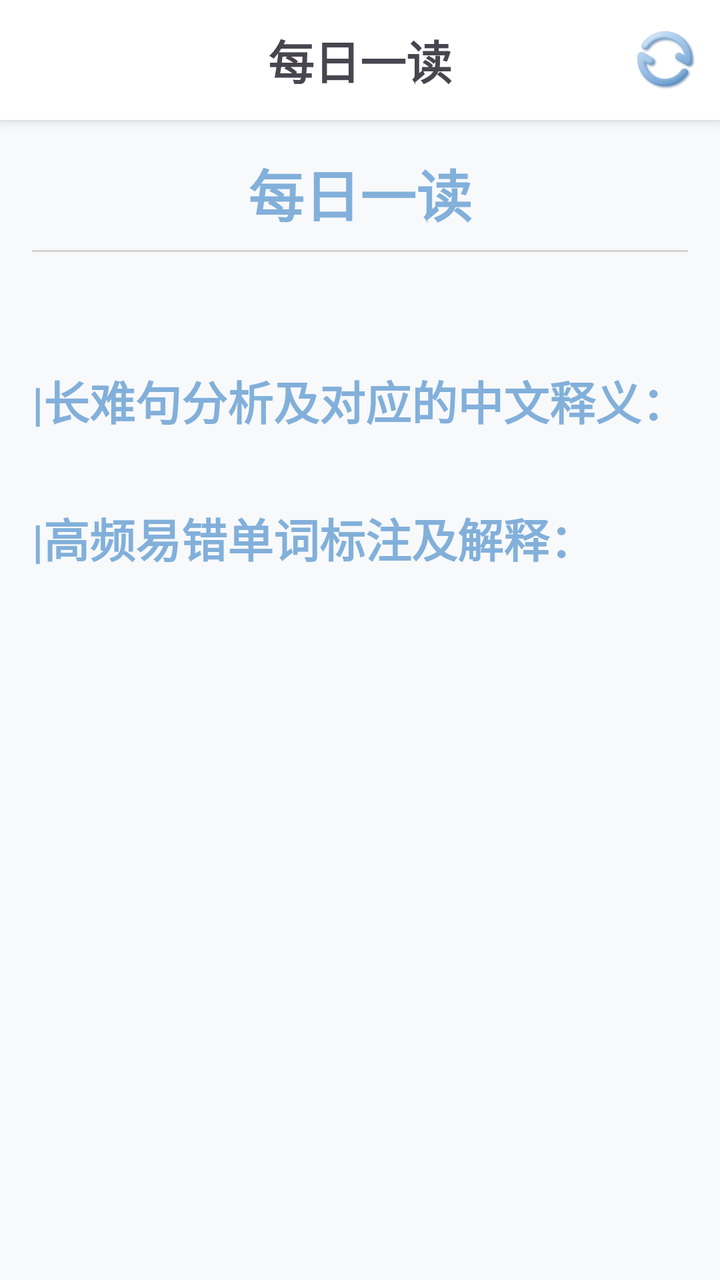
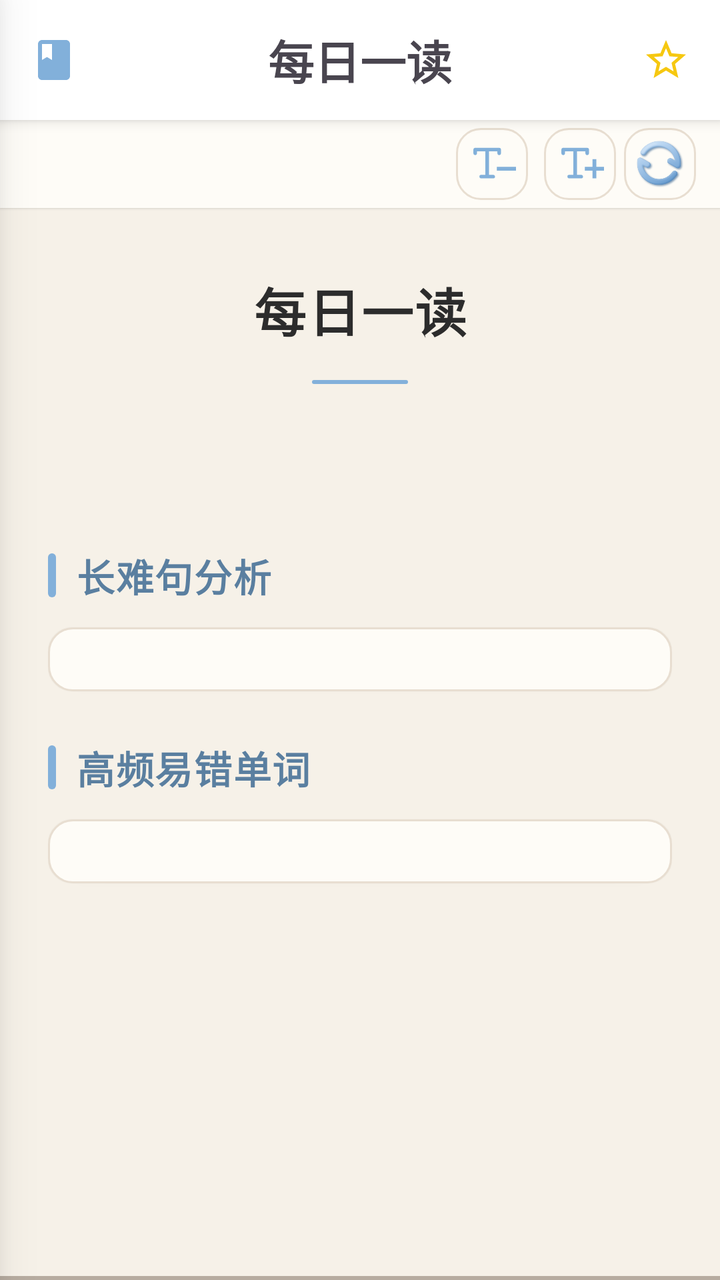

Two renders of the same Android screen: before a commit and after it. Below are the layout's source before the change and the commit's diff.
<!-- AndroidManifest.xml: application theme Theme.Memory -->
<!-- res/layout/fragment_daily_reading.xml -->
<?xml version="1.0" encoding="utf-8"?>
<LinearLayout xmlns:android="http://schemas.android.com/apk/res/android"
              android:layout_width="match_parent"
              android:layout_height="match_parent"
              android:orientation="vertical"
>

    <LinearLayout
        android:id="@+id/title_bar"
        android:layout_width="match_parent"
        android:layout_height="60dp"
        android:orientation="horizontal"
        android:background="@color/white"
        android:padding="8dp"
        android:elevation="4dp">

        <LinearLayout
            android:layout_width="0dp"
            android:layout_height="match_parent"
            android:visibility="invisible"
            android:layout_weight="1"
            android:orientation="horizontal"
            android:padding="4dp">

            <ImageButton
                android:id="@+id/btn_plan"
                android:layout_width="30dp"
                android:layout_height="30dp"
                android:src="@drawable/program_revisions"
                android:background="@null"
                android:scaleType="centerInside"
                android:layout_gravity="center_vertical"
                android:textSize="14sp"
            />


        </LinearLayout>

        <TextView
                android:id="@+id/tv_day_count"
                android:layout_width="0dp"
                android:layout_height="wrap_content"
                android:text="每日一读"
                android:layout_weight="1"
                android:gravity="center"
                android:layout_gravity="center"
                android:textSize="23sp"
                android:textStyle="bold"/>


        <LinearLayout
            android:layout_width="0dp"
            android:layout_height="match_parent"
            android:layout_weight="1"
            android:orientation="horizontal"
            android:gravity="end|center_vertical"
            android:padding="4dp">

            <ImageButton
                android:id="@+id/btn_refresh"
                android:layout_width="30dp"
                android:layout_height="30dp"
                android:src="@drawable/refresh"
                android:background="@null"
                android:scaleType="centerInside"
                android:layout_gravity="center_vertical"
                android:textSize="14sp"/>

        </LinearLayout>

    </LinearLayout>

    <LinearLayout
        android:layout_width="match_parent"
        android:layout_height="match_parent"
        android:orientation="vertical"
        android:padding="16dp"
        android:background="@color/theme_surface"
    >

        <TextView
            android:id="@+id/markdown_title_view"
            android:layout_width="match_parent"
            android:layout_height="wrap_content"
            android:textStyle="bold"
            android:gravity="center"
            android:textColor="@color/theme_color"
            android:text="每日一读"
            android:textSize="28sp"/>

        <View
            android:layout_width="match_parent"
            android:layout_height="1dp"
            android:background="@color/light_gray"
            android:layout_marginVertical="8dp"/>


        <ScrollView android:layout_width="match_parent" android:layout_height="match_parent"
                    android:scrollbars="vertical">
            <LinearLayout
                android:layout_width="match_parent"
                android:layout_height="match_parent"
                android:gravity="center"
                android:orientation="vertical">

                <TextView
                    android:id="@+id/markdown_content_view"
                    android:layout_width="match_parent"
                    android:layout_height="wrap_content"
                    android:gravity="start"
                    android:textSize="22sp"
                    android:textColor="@color/dark_gray"/>
                <TextView
                    android:id="@+id/markdown_sentenceAnalysis_title"
                    android:layout_width="match_parent"
                    android:layout_height="wrap_content"
                    android:text="|长难句分析及对应的中文释义："
                    android:gravity="start"
                    android:layout_marginTop="20dp"
                    android:layout_marginBottom="15dp"
                    android:textSize="23sp"
                    android:textStyle="bold"
                    android:textColor="@color/theme_color"
                />
                <LinearLayout
                    android:id="@+id/markdown_sentenceAnalysis_container"
                    android:layout_width="match_parent"
                    android:layout_height="wrap_content"
                    android:orientation="vertical"
                    android:gravity="start"/>
                <TextView
                    android:id="@+id/markdown_highFrequencyWords_title"
                    android:layout_width="match_parent"
                    android:layout_height="wrap_content"
                    android:gravity="start"
                    android:layout_marginTop="20dp"
                    android:layout_marginBottom="15dp"
                    android:text="|高频易错单词标注及解释："
                    android:textSize="23sp"
                    android:textStyle="bold"
                    android:textColor="@color/theme_color"/>
                <LinearLayout
                    android:id="@+id/markdown_highFrequencyWords_container"
                    android:layout_width="match_parent"
                    android:layout_height="wrap_content"
                    android:orientation="vertical"
                    android:gravity="start"/>

                <ProgressBar
                    android:id="@+id/loading_progress_bar"
                    android:layout_width="60dp"
                    android:layout_height="60dp"
                    android:layout_gravity="center"
                    android:indeterminate="true"
                />
            </LinearLayout>
        </ScrollView>
    </LinearLayout>
</LinearLayout>
<!-- resources referenced by this layout -->
<resources>
  <color name="dark_gray">#808080</color>
  <color name="light_gray">#FFD3D3D3</color>
  <color name="theme_color">#FF82B0DA</color>
  <!-- drawable program_revisions: png bitmap (drawable, 49896 bytes) -->
  <!-- unchanged entries left out for length: 12 -->
</resources>

<!-- the commit's change to res/layout/fragment_daily_reading.xml (unified diff, before → after) -->
@@ -1,10 +1,17 @@
 <?xml version="1.0" encoding="utf-8"?>
-<LinearLayout xmlns:android="http://schemas.android.com/apk/res/android"
-              android:layout_width="match_parent"
-              android:layout_height="match_parent"
-              android:orientation="vertical"
->
-
+<FrameLayout xmlns:android="http://schemas.android.com/apk/res/android"
+    android:layout_width="match_parent"
+    android:layout_height="match_parent">
+
+    
+    <LinearLayout
+        android:id="@+id/main_content"
+        android:layout_width="match_parent"
+        android:layout_height="match_parent"
+        android:orientation="vertical"
+        android:background="@color/reader_bg">
+
+    
     <LinearLayout
         android:id="@+id/title_bar"
         android:layout_width="match_parent"
@@ -17,36 +24,44 @@
         <LinearLayout
             android:layout_width="0dp"
             android:layout_height="match_parent"
-            android:visibility="invisible"
             android:layout_weight="1"
             android:orientation="horizontal"
             android:padding="4dp">
 
+            
             <ImageButton
-                android:id="@+id/btn_plan"
+                android:id="@+id/btn_history"
                 android:layout_width="30dp"
                 android:layout_height="30dp"
-                android:src="@drawable/program_revisions"
+                android:src="@drawable/baseline_book_24"
                 android:background="@null"
                 android:scaleType="centerInside"
                 android:layout_gravity="center_vertical"
-                android:textSize="14sp"
-            />
-
-
+                android:contentDescription="收藏夹" />
+
+            
+            <ImageButton
+                android:id="@+id/btn_back_today"
+                android:layout_width="30dp"
+                android:layout_height="30dp"
+                android:src="@drawable/back"
+                android:background="@null"
+                android:scaleType="centerInside"
+                android:layout_gravity="center_vertical"
+                android:visibility="gone"
+                android:contentDescription="返回今日文章" />
         </LinearLayout>
 
         <TextView
-                android:id="@+id/tv_day_count"
-                android:layout_width="0dp"
-                android:layout_height="wrap_content"
-                android:text="每日一读"
-                android:layout_weight="1"
-                android:gravity="center"
-                android:layout_gravity="center"
-                android:textSize="23sp"
-                android:textStyle="bold"/>
-
+            android:id="@+id/tv_day_count"
+            android:layout_width="0dp"
+            android:layout_height="wrap_content"
+            android:text="每日一读"
+            android:layout_weight="1"
+            android:gravity="center"
+            android:layout_gravity="center"
+            android:textSize="23sp"
+            android:textStyle="bold" />
 
         <LinearLayout
             android:layout_width="0dp"
@@ -57,103 +72,328 @@
             android:padding="4dp">
 
             <ImageButton
-                android:id="@+id/btn_refresh"
+                android:id="@+id/btn_favorite"
                 android:layout_width="30dp"
                 android:layout_height="30dp"
-                android:src="@drawable/refresh"
+                android:src="@drawable/baseline_star_border_24"
                 android:background="@null"
                 android:scaleType="centerInside"
                 android:layout_gravity="center_vertical"
-                android:textSize="14sp"/>
-
+                android:contentDescription="收藏文章" />
         </LinearLayout>
-
     </LinearLayout>
 
+    
     <LinearLayout
-        android:layout_width="match_parent"
-        android:layout_height="match_parent"
-        android:orientation="vertical"
-        android:padding="16dp"
-        android:background="@color/theme_surface"
-    >
-
+        android:id="@+id/reading_toolbar"
+        android:layout_width="match_parent"
+        android:layout_height="44dp"
+        android:orientation="horizontal"
+        android:background="@color/reader_card_bg"
+        android:gravity="center_vertical"
+        android:paddingStart="20dp"
+        android:paddingEnd="12dp"
+        android:elevation="1dp">
+
+        
         <TextView
-            android:id="@+id/markdown_title_view"
+            android:id="@+id/tv_reading_time"
+            android:layout_width="0dp"
+            android:layout_height="wrap_content"
+            android:layout_weight="1"
+            android:text=""
+            android:textSize="13sp"
+            android:textColor="@color/reader_text_secondary" />
+
+        
+        <ImageButton
+            android:id="@+id/btn_font_decrease"
+            android:layout_width="36dp"
+            android:layout_height="36dp"
+            android:src="@drawable/ic_reader_font_decrease"
+            android:background="@drawable/bg_reader_card"
+            android:scaleType="centerInside"
+            android:contentDescription="缩小字号"
+            android:layout_marginEnd="8dp" />
+
+        
+        <ImageButton
+            android:id="@+id/btn_font_increase"
+            android:layout_width="36dp"
+            android:layout_height="36dp"
+            android:src="@drawable/ic_reader_font_increase"
+            android:background="@drawable/bg_reader_card"
+            android:scaleType="centerInside"
+            android:contentDescription="放大字号"
+            android:layout_marginEnd="4dp" />
+
+        
+        <ImageButton
+            android:id="@+id/btn_refresh"
+            android:layout_width="36dp"
+            android:layout_height="36dp"
+            android:src="@drawable/refresh"
+            android:background="@drawable/bg_reader_card"
+            android:scaleType="centerInside"
+            android:padding="6dp"
+            android:contentDescription="刷新文章" />
+    </LinearLayout>
+
+    
+    <ScrollView
+        android:id="@+id/scroll_view"
+        android:layout_width="match_parent"
+        android:layout_height="0dp"
+        android:layout_weight="1"
+        android:scrollbars="none"
+        android:fadingEdge="vertical"
+        android:fadingEdgeLength="32dp"
+        android:requiresFadingEdge="vertical">
+
+        <LinearLayout
             android:layout_width="match_parent"
             android:layout_height="wrap_content"
-            android:textStyle="bold"
-            android:gravity="center"
-            android:textColor="@color/theme_color"
-            android:text="每日一读"
-            android:textSize="28sp"/>
-
-        <View
-            android:layout_width="match_parent"
-            android:layout_height="1dp"
-            android:background="@color/light_gray"
-            android:layout_marginVertical="8dp"/>
-
-
-        <ScrollView android:layout_width="match_parent" android:layout_height="match_parent"
-                    android:scrollbars="vertical">
+            android:orientation="vertical"
+            android:paddingStart="24dp"
+            android:paddingEnd="24dp"
+            android:paddingTop="32dp"
+            android:paddingBottom="48dp">
+
+            
+            <TextView
+                android:id="@+id/markdown_title_view"
+                android:layout_width="match_parent"
+                android:layout_height="wrap_content"
+                android:gravity="center"
+                android:text="每日一读"
+                android:textSize="26sp"
+                android:textStyle="bold"
+                android:textColor="@color/reader_text"
+                android:lineSpacingExtra="8dp"
+                android:letterSpacing="0.03" />
+
+            
+            <View
+                android:layout_width="48dp"
+                android:layout_height="2dp"
+                android:layout_gravity="center"
+                android:layout_marginTop="16dp"
+                android:layout_marginBottom="24dp"
+                android:background="@drawable/bg_section_accent_bar" />
+
+            
+            <TextView
+                android:id="@+id/markdown_content_view"
+                android:layout_width="match_parent"
+                android:layout_height="wrap_content"
+                android:gravity="start"
+                android:textSize="19sp"
+                android:textColor="@color/reader_text"
+                android:lineSpacingExtra="10dp"
+                android:layout_marginBottom="32dp" />
+
+            
             <LinearLayout
                 android:layout_width="match_parent"
-                android:layout_height="match_parent"
-                android:gravity="center"
-                android:orientation="vertical">
-
-                <TextView
-                    android:id="@+id/markdown_content_view"
-                    android:layout_width="match_parent"
-                    android:layout_height="wrap_content"
-                    android:gravity="start"
-                    android:textSize="22sp"
-                    android:textColor="@color/dark_gray"/>
+                android:layout_height="wrap_content"
+                android:orientation="horizontal"
+                android:layout_marginBottom="12dp"
+                android:gravity="center_vertical">
+
+                <View
+                    android:layout_width="4dp"
+                    android:layout_height="22dp"
+                    android:layout_marginEnd="10dp"
+                    android:background="@drawable/bg_section_accent_bar" />
+
                 <TextView
                     android:id="@+id/markdown_sentenceAnalysis_title"
-                    android:layout_width="match_parent"
+                    android:layout_width="0dp"
                     android:layout_height="wrap_content"
-                    android:text="|长难句分析及对应的中文释义："
-                    android:gravity="start"
-                    android:layout_marginTop="20dp"
-                    android:layout_marginBottom="15dp"
-                    android:textSize="23sp"
+                    android:layout_weight="1"
+                    android:text="长难句分析"
+                    android:textSize="19sp"
                     android:textStyle="bold"
-                    android:textColor="@color/theme_color"
-                />
+                    android:textColor="@color/reader_section_title"
+                    android:letterSpacing="0.03" />
+            </LinearLayout>
+
+            
+            <LinearLayout
+                android:layout_width="match_parent"
+                android:layout_height="wrap_content"
+                android:orientation="vertical"
+                android:background="@drawable/bg_reader_card"
+                android:padding="16dp"
+                android:layout_marginBottom="24dp"
+                android:elevation="1dp">
+
                 <LinearLayout
                     android:id="@+id/markdown_sentenceAnalysis_container"
                     android:layout_width="match_parent"
                     android:layout_height="wrap_content"
                     android:orientation="vertical"
-                    android:gravity="start"/>
+                    android:gravity="start" />
+            </LinearLayout>
+
+            
+            <LinearLayout
+                android:layout_width="match_parent"
+                android:layout_height="wrap_content"
+                android:orientation="horizontal"
+                android:layout_marginBottom="12dp"
+                android:gravity="center_vertical">
+
+                <View
+                    android:layout_width="4dp"
+                    android:layout_height="22dp"
+                    android:layout_marginEnd="10dp"
+                    android:background="@drawable/bg_section_accent_bar" />
+
                 <TextView
                     android:id="@+id/markdown_highFrequencyWords_title"
-                    android:layout_width="match_parent"
+                    android:layout_width="0dp"
                     android:layout_height="wrap_content"
-                    android:gravity="start"
-                    android:layout_marginTop="20dp"
-                    android:layout_marginBottom="15dp"
-                    android:text="|高频易错单词标注及解释："
-                    android:textSize="23sp"
+                    android:layout_weight="1"
+                    android:text="高频易错单词"
+                    android:textSize="19sp"
                     android:textStyle="bold"
-                    android:textColor="@color/theme_color"/>
+                    android:textColor="@color/reader_section_title"
+                    android:letterSpacing="0.03" />
+            </LinearLayout>
+
+            
+            <LinearLayout
+                android:layout_width="match_parent"
+                android:layout_height="wrap_content"
+                android:orientation="vertical"
+                android:background="@drawable/bg_reader_card"
+                android:padding="16dp"
+                android:layout_marginBottom="24dp"
+                android:elevation="1dp">
+
                 <LinearLayout
                     android:id="@+id/markdown_highFrequencyWords_container"
                     android:layout_width="match_parent"
                     android:layout_height="wrap_content"
                     android:orientation="vertical"
-                    android:gravity="start"/>
-
-                <ProgressBar
-                    android:id="@+id/loading_progress_bar"
-                    android:layout_width="60dp"
-                    android:layout_height="60dp"
-                    android:layout_gravity="center"
-                    android:indeterminate="true"
-                />
+                    android:gravity="start" />
             </LinearLayout>
-        </ScrollView>
+
+            
+            <ProgressBar
+                android:id="@+id/loading_progress_bar"
+                android:layout_width="40dp"
+                android:layout_height="40dp"
+                android:layout_gravity="center"
+                android:layout_marginTop="24dp"
+                android:indeterminate="true"
+                android:indeterminateTint="@color/reader_accent_bar" />
+
+        </LinearLayout>
+    </ScrollView>
+
+    
+    <ProgressBar
+        android:id="@+id/reading_progress_bar"
+        style="?android:attr/progressBarStyleHorizontal"
+        android:layout_width="match_parent"
+        android:layout_height="2dp"
+        android:max="100"
+        android:progress="0"
+        android:progressTint="@color/reader_accent_bar"
+        android:background="@color/reader_divider" />
+
     </LinearLayout>
-</LinearLayout>
+
+    
+    <View
+        android:id="@+id/drawer_overlay"
+        android:layout_width="match_parent"
+        android:layout_height="match_parent"
+        android:background="#99000000"
+        android:visibility="gone"
+        android:clickable="true"
+        android:focusable="true" />
+
+    
+    <LinearLayout
+        android:id="@+id/favorites_drawer"
+        android:layout_width="280dp"
+        android:layout_height="match_parent"
+        android:layout_gravity="start"
+        android:orientation="vertical"
+        android:background="@color/reader_card_bg"
+        android:translationX="-280dp"
+        android:elevation="16dp">
+
+        
+        <LinearLayout
+            android:layout_width="match_parent"
+            android:layout_height="56dp"
+            android:orientation="horizontal"
+            android:gravity="center_vertical"
+            android:paddingStart="20dp"
+            android:paddingEnd="12dp"
+            android:background="@color/reader_accent_bar">
+
+            <TextView
+                android:layout_width="0dp"
+                android:layout_height="wrap_content"
+                android:layout_weight="1"
+                android:text="收藏夹"
+                android:textSize="18sp"
+                android:textStyle="bold"
+                android:textColor="@color/white" />
+
+            <ImageButton
+                android:id="@+id/btn_close_drawer"
+                android:layout_width="32dp"
+                android:layout_height="32dp"
+                android:src="@drawable/baseline_arrow_back_ios_new_24"
+                android:background="@null"
+                android:scaleType="centerInside"
+                android:tint="@color/white"
+                android:contentDescription="关闭" />
+        </LinearLayout>
+
+        
+        <FrameLayout
+            android:layout_width="match_parent"
+            android:layout_height="match_parent">
+
+            <ListView
+                android:id="@+id/favorites_list_view"
+                android:layout_width="match_parent"
+                android:layout_height="match_parent"
+                android:divider="@color/reader_divider"
+                android:dividerHeight="0.5dp"
+                android:paddingTop="8dp"
+                android:paddingBottom="8dp"
+                android:clipToPadding="false"
+                android:scrollbars="none" />
+
+            
+            <TextView
+                android:id="@+id/favorites_empty_view"
+                android:layout_width="wrap_content"
+                android:layout_height="wrap_content"
+                android:layout_gravity="center"
+                android:text="还没有收藏过文章"
+                android:textSize="15sp"
+                android:textColor="@color/reader_text_secondary"
+                android:visibility="gone" />
+
+            
+            <ProgressBar
+                android:id="@+id/favorites_loading"
+                android:layout_width="32dp"
+                android:layout_height="32dp"
+                android:layout_gravity="center"
+                android:indeterminate="true"
+                android:indeterminateTint="@color/reader_accent_bar"
+                android:visibility="gone" />
+        </FrameLayout>
+    </LinearLayout>
+
+</FrameLayout>
<!-- resource entries referenced after the edit -->
@@ -1,9 +1,73 @@
 <!-- resources referenced by this layout -->
 <resources>
-  <color name="dark_gray">#808080</color>
-  <color name="light_gray">#FFD3D3D3</color>
-  <color name="theme_color">#FF82B0DA</color>
-  <!-- drawable program_revisions: png bitmap (drawable, 49896 bytes) -->
+  <color name="reader_accent_bar">#FF82B0DA</color>
+  <color name="reader_bg">#FFF6F1E8</color>
+  <color name="reader_card_bg">#FFFEFCF7</color>
+  <color name="reader_divider">#FFD4C5B5</color>
+  <color name="reader_section_title">#FF5A7FA0</color>
+  <color name="reader_text">#FF2C2C2C</color>
+  <color name="reader_text_secondary">#FF6B6B6B</color>
+  <!-- drawable back: png bitmap (drawable, 46396 bytes) -->
+  <!-- drawable baseline_arrow_back_ios_new_24 (drawable) -->
+  <vector xmlns:android="http://schemas.android.com/apk/res/android" android:height="24dp" android:tint="@color/white" android:viewportHeight="24" android:viewportWidth="24" android:width="24dp">
+        
+      <path android:fillColor="@android:color/white" android:pathData="M17.77,3.77l-1.77,-1.77l-10,10l10,10l1.77,-1.77l-8.23,-8.23z"/>
+      
+  </vector>
+  <!-- drawable baseline_book_24 (drawable) -->
+  <vector xmlns:android="http://schemas.android.com/apk/res/android" android:height="24dp" android:tint="#82B0DA" android:viewportHeight="24" android:viewportWidth="24" android:width="24dp">
+        
+      <path android:fillColor="@android:color/white" android:pathData="M18,2H6c-1.1,0 -2,0.9 -2,2v16c0,1.1 0.9,2 2,2h12c1.1,0 2,-0.9 2,-2V4c0,-1.1 -0.9,-2 -2,-2zM6,4h5v8l-2.5,-1.5L6,12V4z"/>
+      
+  </vector>
+  <!-- drawable baseline_star_border_24 (drawable) -->
+  <vector xmlns:android="http://schemas.android.com/apk/res/android" android:height="24dp" android:tint="#F6C810" android:viewportHeight="24" android:viewportWidth="24" android:width="24dp">
+        
+      <path android:fillColor="@android:color/white" android:pathData="M22,9.24l-7.19,-0.62L12,2 9.19,8.63 2,9.24l5.46,4.73L5.82,21 12,17.27 18.18,21l-1.63,-7.03L22,9.24zM12,15.4l-3.76,2.27 1,-4.28 -3.32,-2.88 4.38,-0.38L12,6.1l1.71,4.04 4.38,0.38 -3.32,2.88 1,4.28L12,15.4z"/>
+      
+  </vector>
+  <!-- drawable bg_reader_card (drawable) -->
+  <?xml version="1.0" encoding="utf-8"?>
+  <shape xmlns:android="http://schemas.android.com/apk/res/android"
+      android:shape="rectangle">
+      <corners android:radius="12dp" />
+      <solid android:color="@color/reader_card_bg" />
+      <stroke
+          android:width="1dp"
+          android:color="@color/reader_card_stroke" />
+  </shape>
+  <!-- drawable bg_section_accent_bar (drawable) -->
+  <?xml version="1.0" encoding="utf-8"?>
+  <shape xmlns:android="http://schemas.android.com/apk/res/android"
+      android:shape="rectangle">
+      <corners android:radius="2dp" />
+      <solid android:color="@color/reader_accent_bar" />
+  </shape>
+  <!-- drawable ic_reader_font_decrease (drawable) -->
+  <?xml version="1.0" encoding="utf-8"?>
+  <vector xmlns:android="http://schemas.android.com/apk/res/android"
+      android:width="24dp"
+      android:height="24dp"
+      android:viewportWidth="1024"
+      android:viewportHeight="1024">
+      
+      <path
+          android:fillColor="@color/reader_accent_bar"
+          android:pathData="M281.6,819.2a38.4,38.4 0,0 1,-5.2224 -76.4416L281.6,742.4h89.6V243.2h-179.2v40.5504a38.4,38.4 0,0 1,-33.1776 38.0416L153.6,322.1504a38.4,38.4 0,0 1,-38.0416 -33.2288l-0.3584,-5.1712V204.8a38.4,38.4 0,0 1,33.1776 -38.0416L153.6,166.4h512a38.4,38.4 0,0 1,38.0416 33.1776L704,204.8v78.9504a38.4,38.4 0,0 1,-76.4416 5.1712l-0.3584,-5.1712V243.2h-179.2v499.2h89.6a38.4,38.4 0,0 1,5.2224 76.4416L537.6,819.2h-256zM614.4,573.44h409.6v81.92H614.4z" />
+  </vector>
+  <!-- drawable ic_reader_font_increase (drawable) -->
+  <?xml version="1.0" encoding="utf-8"?>
+  <vector xmlns:android="http://schemas.android.com/apk/res/android"
+      android:width="24dp"
+      android:height="24dp"
+      android:viewportWidth="1024"
+      android:viewportHeight="1024">
+      
+      <path
+          android:fillColor="@color/reader_accent_bar"
+          android:pathData="M281.6,819.2a38.4,38.4 0,0 1,-5.2224 -76.4416L281.6,742.4h89.6V243.2h-179.2v40.5504a38.4,38.4 0,0 1,-33.1776 38.0416L153.6,322.1504a38.4,38.4 0,0 1,-38.0416 -33.2288l-0.3584,-5.1712V204.8a38.4,38.4 0,0 1,33.1776 -38.0416L153.6,166.4h512a38.4,38.4 0,0 1,38.0416 33.1776L704,204.8v78.9504a38.4,38.4 0,0 1,-76.4416 5.1712l-0.3584,-5.1712V243.2h-179.2v499.2h89.6a38.4,38.4 0,0 1,5.2224 76.4416L537.6,819.2h-256zM778.24,409.6v163.84H614.4v81.92h163.84v163.84h81.92V655.36H1024v-81.92H860.16V409.6z" />
+  </vector>
+  <color name="reader_card_stroke">#FFE8DED1</color>
   <!-- unchanged entries left out for length: 12 -->
 </resources>
 
